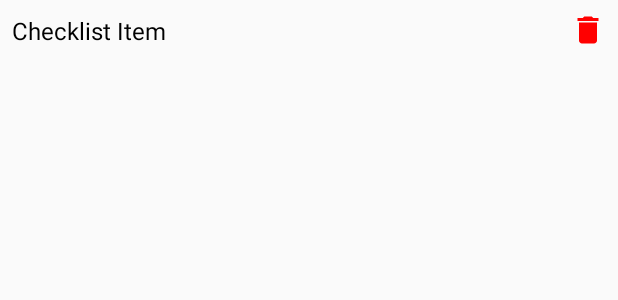
After one commit to CapybarasUnited/CS460, an Android app: the layout item_checklist.xml on its own in the app's theme, with its tools: preview values and no code run, on a phone screen of 412 x 824 dp. The commit adds this screen. Shown: the top 300 px of the screen. Run offline under Robolectric (Android 15) with nearby library versions, the phone set to English and light mode, and no system bars.

Commit message:
added ChecklistActivity and ChecklistAdapter to go to another page after click on main screen option, and made xml for checklist in activity_checklist.xml and activity_list.xml, had to edit RecyclerViewActivity and RecyclerViewAdapter to make changes to the checklist viewability

```diff
--- a/app/build.gradle.kts
+++ b/app/build.gradle.kts
@@ -36,11 +36,13 @@ android {
 dependencies {
 
     implementation(libs.appcompat)
+    implementation("androidx.recyclerview:recyclerview:1.3.1")
     implementation(libs.material)
     implementation(libs.activity)
     implementation(libs.constraintlayout)
     implementation(libs.firebase.firestore)
     implementation(libs.firebase.storage)
+    implementation(libs.recyclerview)
     testImplementation(libs.junit)
     androidTestImplementation(libs.ext.junit)
     androidTestImplementation(libs.espresso.core)
--- a/app/src/main/AndroidManifest.xml
+++ b/app/src/main/AndroidManifest.xml
@@ -16,6 +16,8 @@
             android:name=".activities.ForgotPasswordActivity"
             android:exported="false" />
         <activity android:name=".activities.RecyclerViewActivity" />
+        <activity android:name=".activities.ListActivity" />
+        <activity android:name=".activities.ChecklistActivity" />
         <activity
             android:name=".activities.SignupActivity"
             android:exported="false" />
@@ -25,6 +27,7 @@
         <activity
             android:name=".activities.LoginActivity"
             android:exported="true">
+
             <intent-filter>
                 <action android:name="android.intent.action.MAIN" />
 
--- /dev/null
+++ b/app/src/main/res/layout/item_checklist.xml
@@ -0,0 +1,34 @@
+<?xml version="1.0" encoding="utf-8"?>
+<androidx.constraintlayout.widget.ConstraintLayout
+    xmlns:android="http://schemas.android.com/apk/res/android"
+    xmlns:app="http://schemas.android.com/apk/res-auto"
+    android:layout_width="match_parent"
+    android:layout_height="wrap_content"
+    android:padding="8dp">
+
+    <!-- Text of the checklist item -->
+    <TextView
+        android:id="@+id/itemText"
+        android:layout_width="0dp"
+        android:layout_height="wrap_content"
+        android:text="Checklist Item"
+        android:textSize="16sp"
+        android:textColor="@color/black"
+        android:layout_marginEnd="16dp"
+        app:layout_constraintTop_toTopOf="parent"
+        app:layout_constraintBottom_toBottomOf="parent"
+        app:layout_constraintStart_toStartOf="parent"
+        app:layout_constraintEnd_toStartOf="@id/deleteButton" />
+
+    <!-- Delete Button -->
+    <ImageButton
+        android:id="@+id/deleteButton"
+        android:layout_width="wrap_content"
+        android:layout_height="wrap_content"
+        android:src="@drawable/delete"
+        android:background="@null"
+        android:contentDescription="Delete item"
+        app:layout_constraintEnd_toEndOf="parent"
+        app:layout_constraintTop_toTopOf="parent"
+        app:layout_constraintBottom_toBottomOf="parent" />
+</androidx.constraintlayout.widget.ConstraintLayout>
--- a/gradle/libs.versions.toml
+++ b/gradle/libs.versions.toml
@@ -10,6 +10,7 @@ constraintlayout = "2.2.0"
 googleServices = "4.4.2"
 firebaseFirestore = "25.1.1"
 firebaseStorage = "21.0.1"
+recyclerview = "1.3.2"
 
 [libraries]
 junit = { group = "junit", name = "junit", version.ref = "junit" }
@@ -22,6 +23,7 @@ constraintlayout = { group = "androidx.constraintlayout", name = "constraintlayo
 google-services = { group = "com.google.gms", name = "google-services", version.ref = "googleServices" }
 firebase-firestore = { group = "com.google.firebase", name = "firebase-firestore", version.ref = "firebaseFirestore" }
 firebase-storage = { group = "com.google.firebase", name = "firebase-storage", version.ref = "firebaseStorage" }
+recyclerview = { group = "androidx.recyclerview", name = "recyclerview", version.ref = "recyclerview" }
 
 [plugins]
 androidApplication = { id = "com.android.application", version.ref = "agp" }
```
Also changed, not shown: app/src/main/java/com/cs460/finalprojectfirstdraft/activities/ChecklistActivity.java (added, +80 -0 lines), app/src/main/java/com/cs460/finalprojectfirstdraft/activities/ListActivity.java (+40 -1 lines), app/src/main/java/com/cs460/finalprojectfirstdraft/activities/MainActivity.java (+19 -8 lines), app/src/main/java/com/cs460/finalprojectfirstdraft/activities/RecyclerViewActivity.java (+40 -14 lines), app/src/main/java/com/cs460/finalprojectfirstdraft/adapter/ChecklistAdapter.java (added, +73 -0 lines), app/src/main/java/com/cs460/finalprojectfirstdraft/adapter/RecyclerViewAdapter.java (+41 -30 lines), app/src/main/res/drawable/edit_text_background.xml (added, +8 -0 lines), app/src/main/res/layout/activity_checklist.xml (added, +44 -0 lines), app/src/main/res/layout/activity_list.xml (added, +17 -0 lines).
